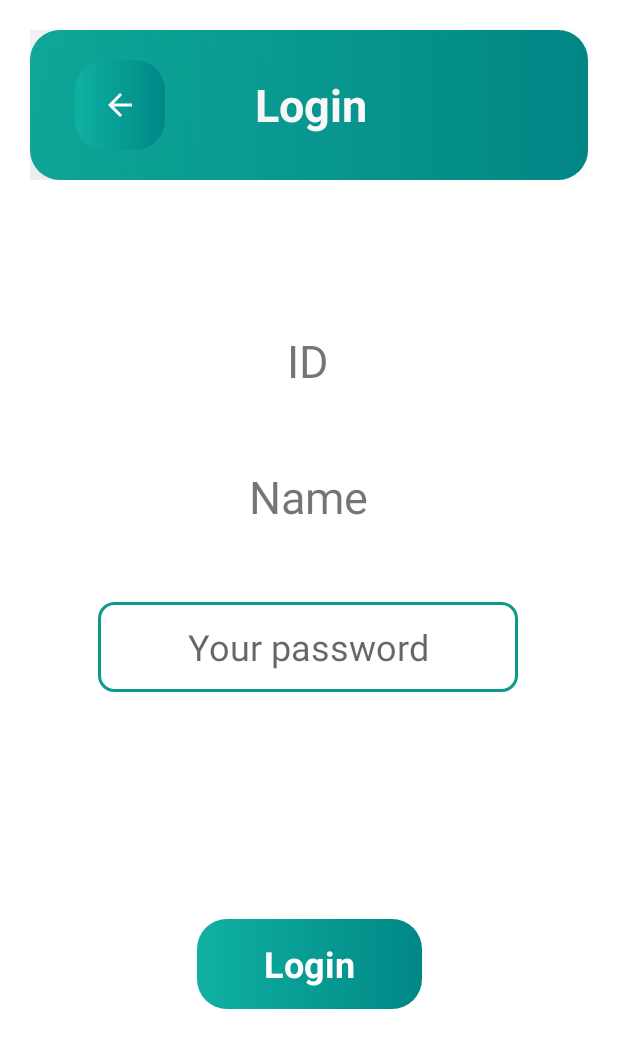
After one commit to Ken329/AndroidStudio_BeverageApp, an Android app: the layout activity_main_login.xml on its own in the app's theme, with its tools: preview values and no code run, on a phone screen of 412 x 824 dp. The commit adds this screen. Shown: the top 1048 px of the screen. Run offline under Robolectric (Android 15) with nearby library versions, the phone set to English and light mode, and no system bars.

Commit message:
Done Login Page

```diff
--- a/app/src/main/AndroidManifest.xml
+++ b/app/src/main/AndroidManifest.xml
@@ -9,7 +9,8 @@
         android:roundIcon="@mipmap/ic_launcher_round"
         android:supportsRtl="true"
         android:theme="@style/Theme.BeverageApp">
-        <activity android:name=".MainSignUp"></activity>
+        <activity android:name=".MainLogin"></activity>
+        <activity android:name=".MainSignUp" />
         <activity android:name=".MainActivity">
             <intent-filter>
                 <action android:name="android.intent.action.MAIN" />
--- a/app/src/main/res/layout/activity_main.xml
+++ b/app/src/main/res/layout/activity_main.xml
@@ -25,7 +25,7 @@
                 android:text="Beverage"
                 android:textSize="30dp"
                 android:textStyle="bold"
-                android:layout_marginLeft="60dp"
+                android:layout_marginLeft="50dp"
                 android:layout_marginTop="10dp"
                 android:textColor="@color/white"></TextView>
             <TextView
@@ -33,7 +33,7 @@
                 android:layout_width="wrap_content"
                 android:layout_height="wrap_content"
                 android:text="User"
-                android:layout_marginLeft="50dp"
+                android:layout_marginLeft="30dp"
                 android:textSize="30dp"
                 android:textStyle="bold"
                 android:layout_marginTop="10dp"
--- /dev/null
+++ b/app/src/main/res/layout/activity_main_login.xml
@@ -0,0 +1,101 @@
+<?xml version="1.0" encoding="utf-8"?>
+<androidx.constraintlayout.widget.ConstraintLayout xmlns:android="http://schemas.android.com/apk/res/android"
+    xmlns:app="http://schemas.android.com/apk/res-auto"
+    xmlns:tools="http://schemas.android.com/tools"
+    android:layout_width="match_parent"
+    android:layout_height="match_parent"
+    tools:context=".MainLogin">
+
+    <LinearLayout
+        android:id="@+id/linearLayout2"
+        android:layout_width="match_parent"
+        android:layout_height="100dp"
+        android:layout_margin="20dp"
+        android:background="@drawable/title_bar"
+        android:orientation="horizontal"
+        app:layout_constraintEnd_toEndOf="parent"
+        app:layout_constraintStart_toStartOf="parent"
+        app:layout_constraintTop_toTopOf="parent">
+
+        <ImageButton
+            android:id="@+id/ibLoginback"
+            android:layout_width="60dp"
+            android:layout_height="60dp"
+            android:layout_gravity="center"
+            android:layout_marginLeft="30dp"
+            android:background="@drawable/title_bar"
+            android:elevation="200dp"
+            app:srcCompat="@drawable/abc_vector_test" />
+
+        <TextView
+            android:layout_width="wrap_content"
+            android:layout_height="wrap_content"
+            android:layout_gravity="center"
+            android:layout_marginLeft="60dp"
+            android:text="Login"
+            android:textColor="@color/white"
+            android:textSize="30dp"
+            android:textStyle="bold"></TextView>
+    </LinearLayout>
+
+    <TextView
+        android:id="@+id/tvLoginId"
+        android:layout_width="wrap_content"
+        android:layout_height="wrap_content"
+        android:layout_marginTop="100dp"
+        android:text="ID"
+        android:textSize="30sp"
+        app:layout_constraintEnd_toEndOf="parent"
+        app:layout_constraintHorizontal_bias="0.498"
+        app:layout_constraintStart_toStartOf="parent"
+        app:layout_constraintTop_toBottomOf="@+id/linearLayout2" />
+
+    <TextView
+        android:id="@+id/tvLoginName"
+        android:layout_width="wrap_content"
+        android:layout_height="wrap_content"
+        android:layout_marginTop="50dp"
+        android:text="Name"
+        android:textSize="30sp"
+        app:layout_constraintEnd_toEndOf="parent"
+        app:layout_constraintHorizontal_bias="0.498"
+        app:layout_constraintStart_toStartOf="parent"
+        app:layout_constraintTop_toBottomOf="@+id/tvLoginId" />
+
+    <EditText
+        android:id="@+id/etLoginPassword"
+        android:layout_width="wrap_content"
+        android:layout_height="60dp"
+        android:layout_marginTop="50dp"
+        android:background="@drawable/input_pattern"
+        android:ems="10"
+        android:gravity="center"
+        android:hint="Your password"
+        android:inputType="textPersonName"
+        android:textSize="24sp"
+        app:layout_constraintEnd_toEndOf="parent"
+        app:layout_constraintHorizontal_bias="0.497"
+        app:layout_constraintStart_toStartOf="parent"
+        app:layout_constraintTop_toBottomOf="@+id/tvLoginName" />
+
+    <LinearLayout
+        android:layout_width="150dp"
+        android:layout_height="60dp"
+        android:background="@drawable/title_bar"
+        app:layout_constraintBottom_toBottomOf="parent"
+        app:layout_constraintEnd_toEndOf="parent"
+        app:layout_constraintStart_toStartOf="parent"
+        app:layout_constraintTop_toBottomOf="@+id/etLoginPassword">
+
+        <TextView
+            android:id="@+id/tvLoginEnter"
+            android:layout_width="match_parent"
+            android:layout_height="match_parent"
+            android:gravity="center"
+            android:text="Login"
+            android:textColor="@color/white"
+            android:textSize="24dp"
+            android:textStyle="bold"></TextView>
+    </LinearLayout>
+
+</androidx.constraintlayout.widget.ConstraintLayout>
```
Also changed, not shown: app/src/main/java/com/example/beverageapp/MainActivity.java (+6 -1 lines), app/src/main/java/com/example/beverageapp/MainLogin.java (added, +92 -0 lines).
